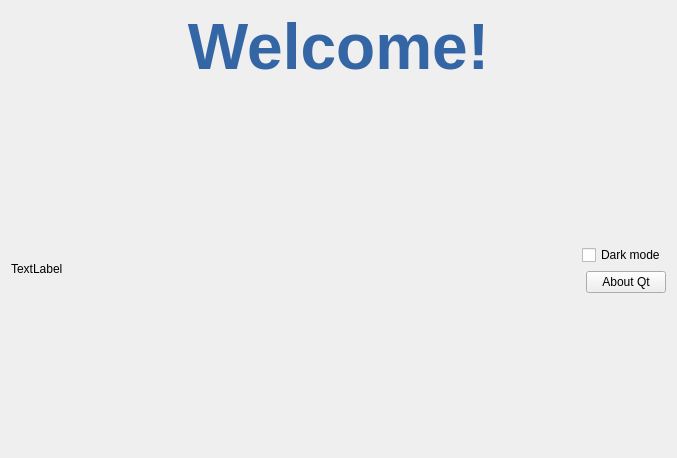
Before: the Qt Designer form welcome.ui in slist/cbapi-qt-demo, drawn with Qt 5.
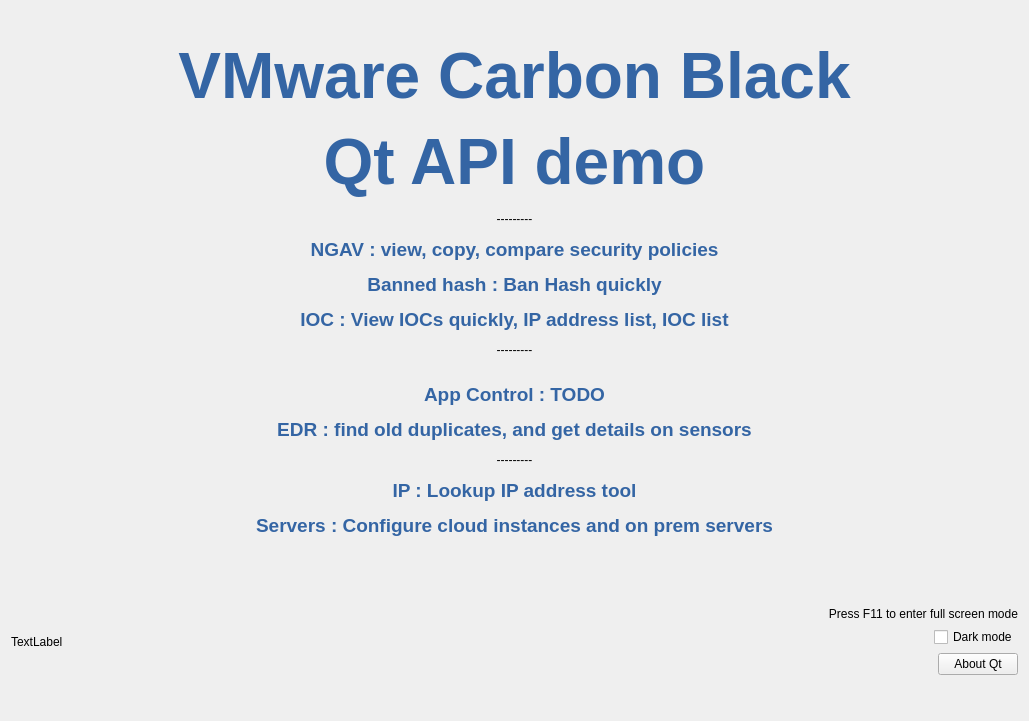
After: the same form once the commit is applied.

Commit message: Add full screen mode (F11)

Diff of the .ui file:
```diff
--- a/welcome.ui
+++ b/welcome.ui
@@ -6,18 +6,31 @@
    <rect>
     <x>0</x>
     <y>0</y>
-    <width>677</width>
-    <height>458</height>
+    <width>1029</width>
+    <height>721</height>
    </rect>
   </property>
   <property name="windowTitle">
    <string>Form</string>
   </property>
   <layout class="QVBoxLayout" name="verticalLayout_2">
+   <item>
+    <spacer name="verticalSpacer_3">
+     <property name="orientation">
+      <enum>Qt::Vertical</enum>
+     </property>
+     <property name="sizeHint" stdset="0">
+      <size>
+       <width>20</width>
+       <height>40</height>
+      </size>
+     </property>
+    </spacer>
+   </item>
    <item>
     <widget class="QLabel" name="label_welcome">
      <property name="text">
-      <string>&lt;html&gt;&lt;head/&gt;&lt;body&gt;&lt;p&gt;&lt;span style=&quot; font-size:48pt; font-weight:600; color:#3465a4;&quot;&gt;Welcome!&lt;/span&gt;&lt;/p&gt;&lt;/body&gt;&lt;/html&gt;</string>
+      <string>&lt;html&gt;&lt;head/&gt;&lt;body&gt;&lt;p align=&quot;center&quot;&gt;&lt;span style=&quot; font-size:48pt; font-weight:600; color:#3465a4;&quot;&gt;VMware Carbon Black&lt;/span&gt;&lt;/p&gt;&lt;p align=&quot;center&quot;&gt;&lt;span style=&quot; font-size:48pt; font-weight:600; color:#3465a4;&quot;&gt;Qt API demo&lt;/span&gt;&lt;/p&gt;&lt;p align=&quot;center&quot;&gt;---------&lt;/p&gt;&lt;p&gt;&lt;span style=&quot; font-size:14pt; font-weight:600; color:#3465a4;&quot;&gt;NGAV : view, copy, compare security policies&lt;/span&gt;&lt;/p&gt;&lt;p&gt;&lt;span style=&quot; font-size:14pt; font-weight:600; color:#3465a4;&quot;&gt;Banned hash : Ban Hash quickly&lt;/span&gt;&lt;/p&gt;&lt;p&gt;&lt;span style=&quot; font-size:14pt; font-weight:600; color:#3465a4;&quot;&gt;IOC : View IOCs quickly, IP address list, IOC list&lt;/span&gt;&lt;/p&gt;&lt;p align=&quot;center&quot;&gt;---------&lt;/p&gt;&lt;p&gt;&lt;br/&gt;&lt;span style=&quot; font-size:14pt; font-weight:600; color:#3465a4;&quot;&gt;App Control : TODO&lt;/span&gt;&lt;/p&gt;&lt;p&gt;&lt;span style=&quot; font-size:14pt; font-weight:600; color:#3465a4;&quot;&gt;EDR : find old duplicates, and get details on sensors&lt;/span&gt;&lt;/p&gt;&lt;p align=&quot;center&quot;&gt;---------&lt;/p&gt;&lt;p&gt;&lt;span style=&quot; font-size:14pt; font-weight:600; color:#3465a4;&quot;&gt;IP : Lookup IP address tool&lt;/span&gt;&lt;/p&gt;&lt;p&gt;&lt;span style=&quot; font-size:14pt; font-weight:600; color:#3465a4;&quot;&gt;Servers : Configure cloud instances and on prem servers&lt;/span&gt;&lt;/p&gt;&lt;/body&gt;&lt;/html&gt;</string>
      </property>
      <property name="textFormat">
       <enum>Qt::RichText</enum>
@@ -27,6 +40,19 @@
      </property>
     </widget>
    </item>
+   <item>
+    <spacer name="verticalSpacer_4">
+     <property name="orientation">
+      <enum>Qt::Vertical</enum>
+     </property>
+     <property name="sizeHint" stdset="0">
+      <size>
+       <width>20</width>
+       <height>40</height>
+      </size>
+     </property>
+    </spacer>
+   </item>
    <item>
     <layout class="QHBoxLayout" name="horizontalLayout">
      <item>
@@ -51,6 +77,16 @@
          </property>
         </spacer>
        </item>
+       <item>
+        <widget class="QLabel" name="label">
+         <property name="text">
+          <string>Press F11 to enter full screen mode</string>
+         </property>
+         <property name="alignment">
+          <set>Qt::AlignRight|Qt::AlignTrailing|Qt::AlignVCenter</set>
+         </property>
+        </widget>
+       </item>
        <item alignment="Qt::AlignRight">
         <widget class="QCheckBox" name="checkBox_DarkMode">
          <property name="text">
```
The commit also changes 9 other files.
